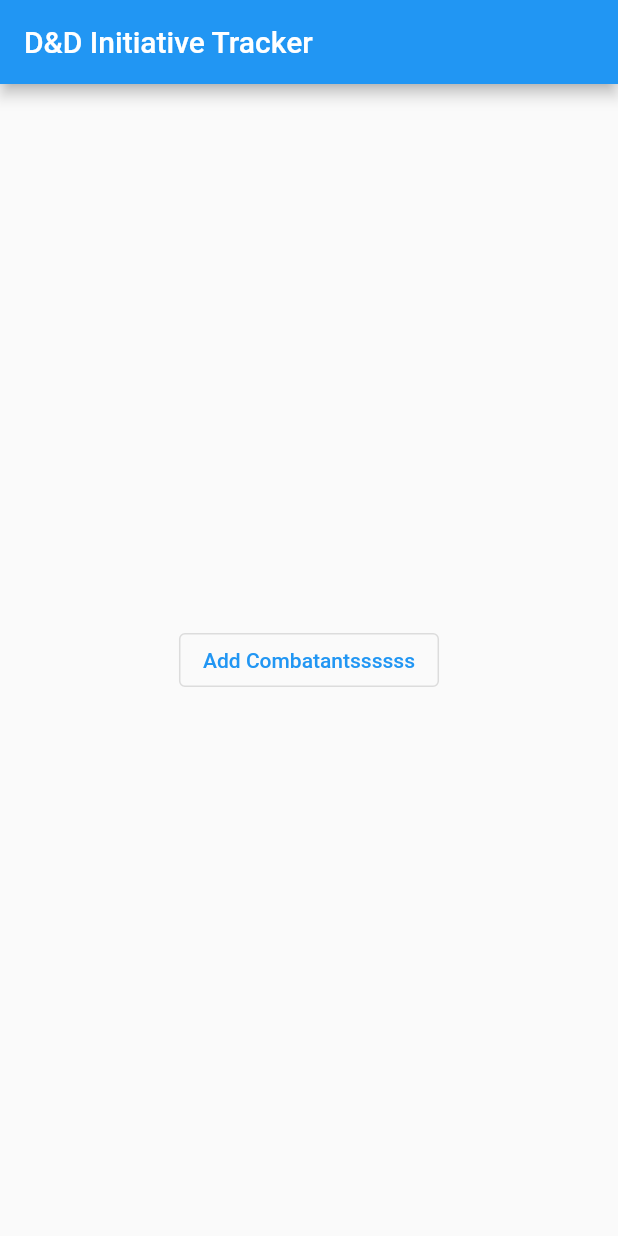
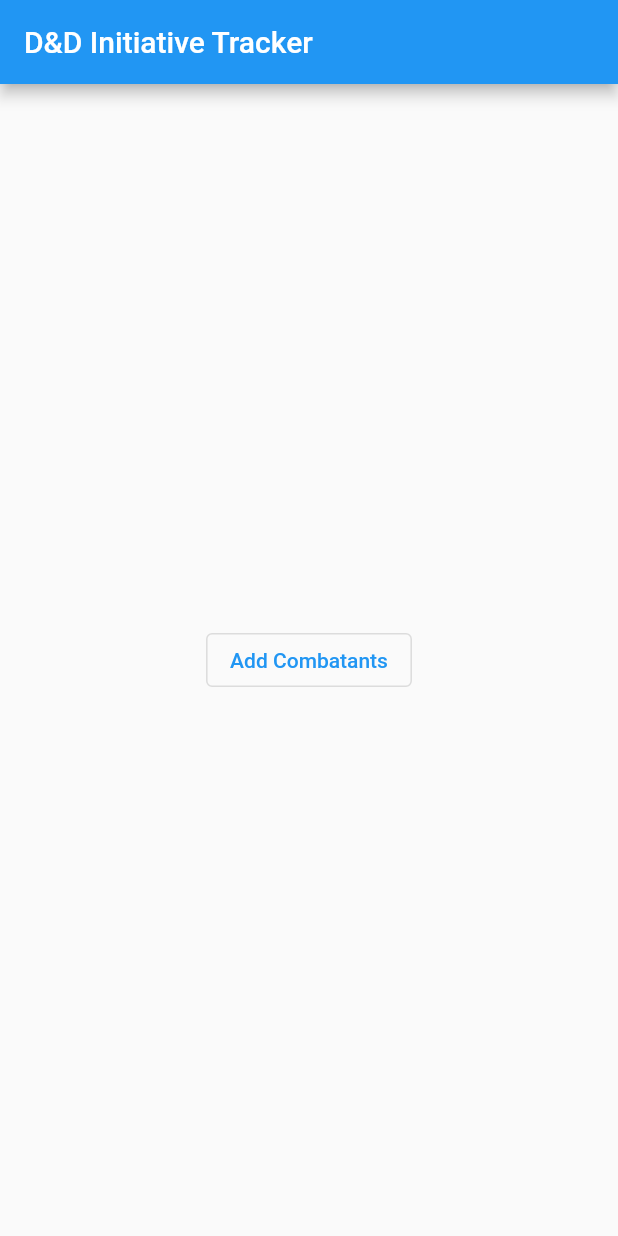
Before and after one commit to hunter-mickiewicz/inittracker, a Flutter app: the screen it shows after launch, on a phone screen of 412 x 824 dp. Run offline on Flutter 3.47's test engine with Material 2 defaults, Android fonts, the phone set to English and light mode, and no system bars.

Commit message:
Fixed warnings to successfully merge

```diff
--- a/lib/combatant_info.dart
+++ b/lib/combatant_info.dart
@@ -5,7 +5,6 @@
 import 'dart:developer';
 
 import 'package:flutter/material.dart';
-import 'package:flutter/services.dart';
 import 'package:init_tracker/main.dart';
 
 import 'combatant.dart';
--- a/lib/main.dart
+++ b/lib/main.dart
@@ -3,9 +3,7 @@
 import 'package:flutter/material.dart';
 import 'package:init_tracker/combatant_manager.dart';
 
-import 'combatant_info.dart';
 import 'tracker_options.dart';
-import 'init_order.dart';
 
 CombatantManager? combMan;
 
@@ -50,7 +48,7 @@ class _MyHomePageState extends State<MyHomePage> {
       appBar: AppBar(
         title: Text(widget.title),
       ),
-      body: Center(child: TrackerOptions()),
+      body: const Center(child: TrackerOptions()),
     );
   }
 }
--- a/lib/tracker_options.dart
+++ b/lib/tracker_options.dart
@@ -1,16 +1,11 @@
-import 'dart:developer';
-
 import 'init_order.dart';
 import 'package:flutter/material.dart';
-import 'package:flutter/services.dart';
 import 'package:init_tracker/main.dart';
 
-import 'combatant.dart';
-import 'combatant_manager.dart';
+class TrackerOptions extends StatefulWidget {
+  const TrackerOptions({super.key});
 
-class TrackerOptions extends StatefulWidget {
-  TrackerOptions({super.key});
-
+  @override
   State<TrackerOptions> createState() => _TrackerOptionsState();
 }
 
@@ -32,7 +27,7 @@ class _TrackerOptionsState extends State<TrackerOptions> {
             onPressed: () {
               newInitOrder();
             },
-            child: const Text("Add Combatantssssss"))
+            child: const Text("Add Combatants"))
       ],
     );
   }
```
